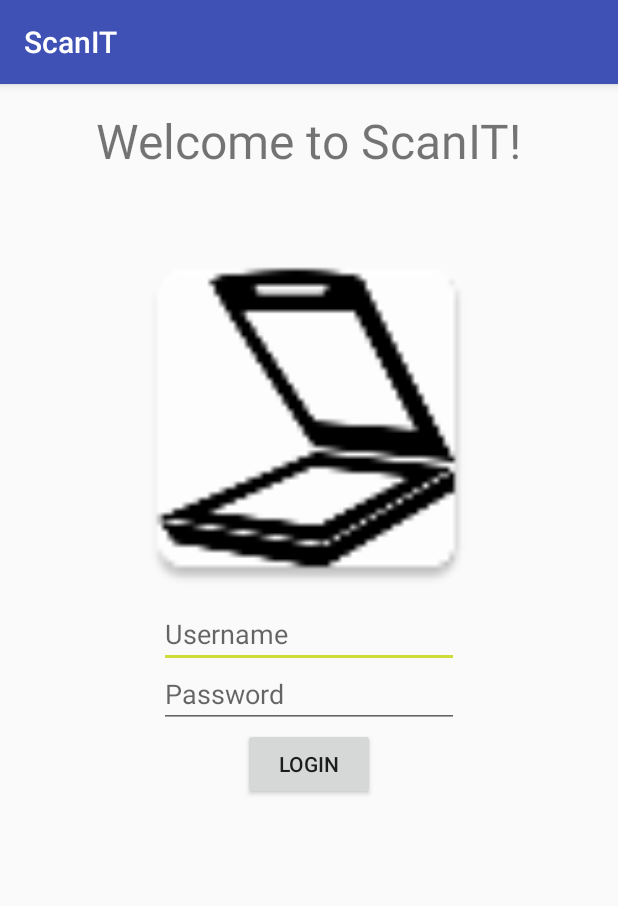
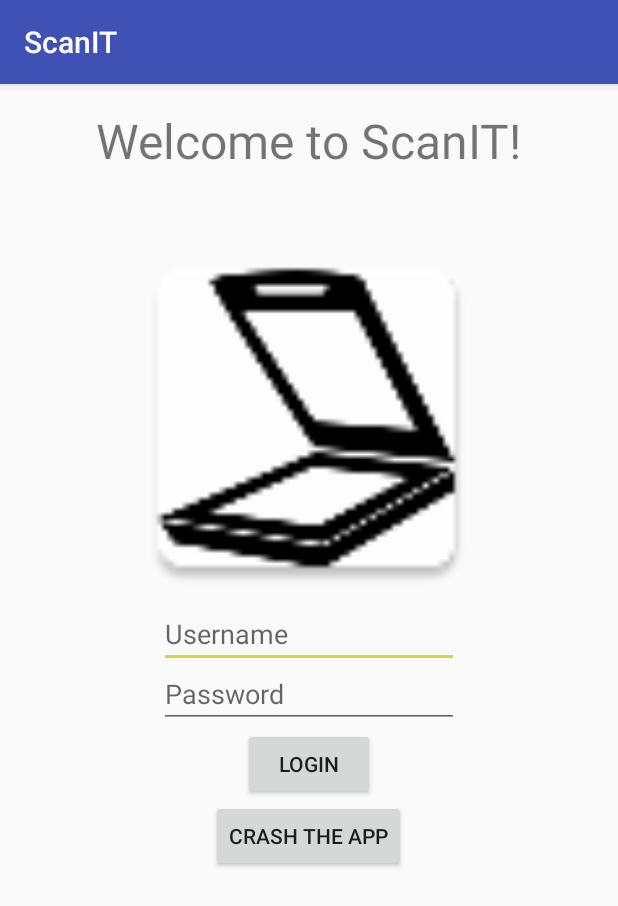
Before and after one commit to csaboss92/ScanIT, an Android app: the screen it shows after launch (LoginActivity), on a phone screen of 412 x 824 dp. Shown: the top 906 px of the screen. Run offline under Robolectric (Android 15) with nearby library versions, the phone set to English and light mode, and no system bars; our stand-ins replace Dagger/Hilt's generated code; libraries missing offline, so code that uses them is left out: com.crashlytics.android, com.orm, de.greenrobot.event, io.fabric.sdk; 8 statements that could not run were skipped.

Commit message:
Added analytics and crash report

```diff
--- a/app/src/main/java/csaboss/scanit/ScanITApplication.java
+++ b/app/src/main/java/csaboss/scanit/ScanITApplication.java
@@ -1,6 +1,9 @@
 package csaboss.scanit;
 
 import android.app.Application;
+
+import com.google.android.gms.analytics.GoogleAnalytics;
+import com.google.android.gms.analytics.Tracker;
 
 import javax.inject.Inject;
 
@@ -8,6 +11,9 @@ import csaboss.scanit.repository.Repository;
 import csaboss.scanit.ui.UIModule;
 
 public class ScanITApplication extends Application {
+
+    private static GoogleAnalytics sAnalytics;
+    private static Tracker sTracker;
 
     @Inject
     Repository repository;
@@ -32,5 +38,16 @@ public class ScanITApplication extends Application {
 
         injector.inject(this);
         repository.open(getApplicationContext());
+        sAnalytics = GoogleAnalytics.getInstance(this);
     }
+
+    synchronized public Tracker getDefaultTracker() {
+        // To enable debug logging use: adb shell setprop log.tag.GAv4 DEBUG
+        if (sTracker == null) {
+            sTracker = sAnalytics.newTracker(R.xml.global_tracker);
+        }
+
+        return sTracker;
+    }
+
 }
--- a/app/src/main/java/csaboss/scanit/ui/login/LoginActivity.java
+++ b/app/src/main/java/csaboss/scanit/ui/login/LoginActivity.java
@@ -8,11 +8,17 @@ import android.widget.Button;
 import android.widget.EditText;
 import android.widget.Toast;
 
+import com.crashlytics.android.Crashlytics;
+
+import java.util.ArrayList;
+import java.util.List;
+
 import javax.inject.Inject;
 
 import csaboss.scanit.R;
 import csaboss.scanit.ScanITApplication;
 import csaboss.scanit.ui.documentlist.DocumentListActivity;
+import io.fabric.sdk.android.Fabric;
 
 public class LoginActivity extends AppCompatActivity implements LoginScreen {
 
@@ -25,6 +31,7 @@ public class LoginActivity extends AppCompatActivity implements LoginScreen {
     protected void onCreate(Bundle savedInstanceState) {
         super.onCreate(savedInstanceState);
         setContentView(R.layout.activity_login);
+        Fabric.with(this, new Crashlytics());
         Button loginbtn = (Button) findViewById(R.id.login);
         userName = (EditText) findViewById(R.id.username);
         password = (EditText) findViewById(R.id.password);
@@ -36,6 +43,14 @@ public class LoginActivity extends AppCompatActivity implements LoginScreen {
             }
         });
         ScanITApplication.injector.inject(this);
+        Button crash = (Button) findViewById(R.id.crash);
+        crash.setOnClickListener(new View.OnClickListener() {
+            @Override
+            public void onClick(View v) {
+                List<String> a = new ArrayList<String>();
+            a.get(150);
+            }
+        });
     }
 
     @Override
--- a/app/src/main/res/layout/activity_login.xml
+++ b/app/src/main/res/layout/activity_login.xml
@@ -62,6 +62,13 @@
                 android:layout_centerHorizontal="true"
                 android:text="@string/loginscreen_login" />
 
+            <Button
+                android:id="@+id/crash"
+                android:layout_width="wrap_content"
+                android:layout_height="wrap_content"
+                android:layout_below="@id/login"
+                android:layout_centerHorizontal="true"
+                android:text="Crash the app" />
 
         </RelativeLayout>
     </ScrollView>
--- /dev/null
+++ b/app/src/main/res/xml/global_tracker.xml
@@ -0,0 +1,4 @@
+<?xml version="1.0" encoding="utf-8"?>
+<resources>
+    <string name="ga_trackingId" translatable="false">UA-99590638-1</string>
+</resources>
--- a/build.gradle
+++ b/build.gradle
@@ -6,6 +6,7 @@ buildscript {
     }
     dependencies {
         classpath 'com.android.tools.build:gradle:2.3.1'
+        classpath 'com.google.gms:google-services:3.0.0'
 
         // NOTE: Do not place your application dependencies here; they belong
         // in the individual module build.gradle files
```
Also changed, not shown: app/build.gradle (+28 -0 lines), app/src/main/AndroidManifest.xml (+6 -1 lines), app/src/main/java/csaboss/scanit/ui/documentdetails/DocumentDetailsActivity.java (+12 -0 lines), app/src/main/java/csaboss/scanit/ui/documentlist/DocumentListActivity.java (+17 -0 lines).
